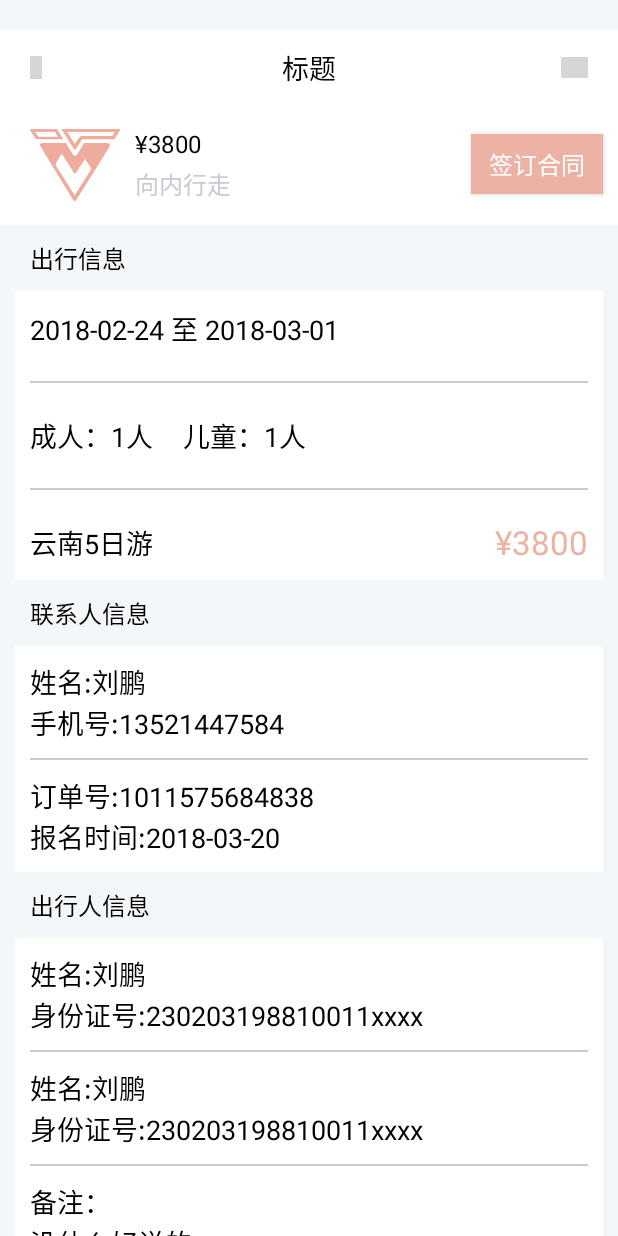
After one commit to YaPengLi/AuToLayout, an Android app: the layout activity_order_pay.xml on its own in the app's theme, with its tools: preview values and no code run, on a phone screen of 412 x 824 dp. The commit adds this screen. Run offline under Robolectric (Android 15) with nearby library versions, the phone set to English and light mode, and no system bars; grey boxes are pictures that could not be loaded.

Commit message:
chensl:订单支付页面；

```diff
--- a/app/src/main/AndroidManifest.xml
+++ b/app/src/main/AndroidManifest.xml
@@ -52,6 +52,7 @@
         <activity android:name=".ui.activity.IssueOneStepActivity"/>
         <activity android:name=".ui.activity.TabOrderActivity"/>
         <activity android:name=".ui.fragment.PublishedOrderFragment"/>
+        <activity android:name=".ui.activity.OrderPayActivity"/>
     </application>
 
 </manifest>
--- a/app/src/main/java/com/silent/fiveghost/tourist/bean/PersonBean.java
+++ b/app/src/main/java/com/silent/fiveghost/tourist/bean/PersonBean.java
@@ -10,12 +10,12 @@ public class PersonBean implements Serializable{
     private int type;
     private String username;
     private String birthday;
-    private int number;
+    private String number;
     private String remarks;
     public PersonBean() {
     }
 
-    public PersonBean(int type, String username, String birthday, int number, String remarks) {
+    public PersonBean(int type, String username, String birthday, String number, String remarks) {
         this.type = type;
         this.username = username;
         this.birthday = birthday;
@@ -47,11 +47,11 @@ public class PersonBean implements Serializable{
         this.birthday = birthday;
     }
 
-    public int getNumber() {
+    public String getNumber() {
         return number;
     }
 
-    public void setNumber(int number) {
+    public void setNumber(String number) {
         this.number = number;
     }
 
--- a/app/src/main/java/com/silent/fiveghost/tourist/ui/activity/OrderContentActivity.java
+++ b/app/src/main/java/com/silent/fiveghost/tourist/ui/activity/OrderContentActivity.java
@@ -42,18 +42,18 @@ public class OrderContentActivity extends BaseActivity implements View.OnClickLi
 	//    private RelativeLayout rl_top_order_content;
 	/**
 	 * 主图
-     * */
+	 */
 	private ImageView rl_show_big_banner;
 	/**
 	 * 次图
-     * */
+	 */
 	private ImageView iv_one_order_content;
 	private ImageView iv_two_order_content;
 	private ImageView iv_three_order_content;
 	private ImageView iv_four_order_content;
 	/**
 	 * 路线名称
-     * */
+	 */
 	private TextView tv_title;
 	//地址icon
 	private ImageView image_icon;
@@ -113,10 +113,6 @@ public class OrderContentActivity extends BaseActivity implements View.OnClickLi
 	}
 
 
-
-
-
-
 	private void initView() {
 //        rl_top_order_content = (RelativeLayout) findViewById(R.id.rl_top_order_content);
 		rl_show_big_banner = (ImageView) findViewById(R.id.rl_show_big_banner);
@@ -145,7 +141,7 @@ public class OrderContentActivity extends BaseActivity implements View.OnClickLi
 		tv_money = (TextView) findViewById(R.id.tv_money);
 		submit_orders_order = (Button) findViewById(R.id.submit_orders_order);
 //        bt_birthday.setOnClickListener(this);
-//        submit_orders_order.setOnClickListener(this);
+        submit_orders_order.setOnClickListener(this);
 		mLeftIcon = (ImageView) findViewById(R.id.mLeftIcon);
 		mLeftIcon.setOnClickListener(this);
 		mTitle = (TextView) findViewById(R.id.mTitle);
@@ -252,11 +248,13 @@ public class OrderContentActivity extends BaseActivity implements View.OnClickLi
 				break;
 		}
 	}
-    private void addContact(){
+
+	private void addContact() {
 		View inflate = LayoutInflater.from(this).inflate(R.layout.layout_contact, null);
 		LinearLayout.LayoutParams params = new LinearLayout.LayoutParams(LinearLayout.LayoutParams.MATCH_PARENT, LinearLayout.LayoutParams.WRAP_CONTENT);
-        mContactsLayout.addView(inflate,params);
+		mContactsLayout.addView(inflate, params);
 	}
+
 	private void submit() {
 		// validate
 		String name = et_name.getText().toString().trim();
@@ -270,7 +268,7 @@ public class OrderContentActivity extends BaseActivity implements View.OnClickLi
 			Toast.makeText(this, "请输入您的电话", Toast.LENGTH_SHORT).show();
 			return;
 		}
-        Intent intent = new Intent();
+		Intent intent = new Intent(OrderContentActivity.this, OrderPayActivity.class);
 		String money = tv_money.getText().toString();
 		String starttime = bt_starttime.getText().toString();
 		String endtimes = endtime.getText().toString();
@@ -286,29 +284,30 @@ public class OrderContentActivity extends BaseActivity implements View.OnClickLi
 		intent.putExtra("contact", (Serializable) getPerson());
 		startActivity(intent);
 	}
-    public List<PersonBean> getPerson(){
+
+	public List<PersonBean> getPerson() {
 		int childCount = mContactsLayout.getChildCount();
 		List<PersonBean> mList = new ArrayList<>();
-        for (int i = 0 ; i< childCount;i++){
+		for (int i = 0; i < childCount; i++) {
 			View childAt = mContactsLayout.getChildAt(i);
 			SegmentedGroup group = childAt.findViewById(R.id.mSegmentedGroup);
-            EditText mName =  childAt.findViewById(R.id.mName);
-            EditText mBirthday =  childAt.findViewById(R.id.mBirthday);
-            EditText mID =  childAt.findViewById(R.id.mID);
-            EditText mPhone =  childAt.findViewById(R.id.mPhone);
-            EditText mRemarks =  childAt.findViewById(R.id.mRemarks);
-            if(null==mName||mName.equals("")||null==mBirthday||mBirthday.equals("")||null==mID||mID.equals("")){
+			EditText mName = childAt.findViewById(R.id.mName);
+			EditText mBirthday = childAt.findViewById(R.id.mBirthday);
+			EditText mID = childAt.findViewById(R.id.mID);
+			EditText mPhone = childAt.findViewById(R.id.mPhone);
+			EditText mRemarks = childAt.findViewById(R.id.mRemarks);
+			if (null == mName || mName.equals("") || null == mBirthday || mBirthday.equals("") || null == mID || mID.equals("")) {
 				continue;
 			}
 			int checkedRadioButtonId = group.getCheckedRadioButtonId();
 			int type = 1;
-            if (checkedRadioButtonId==R.id.radioButtonOne){
+			if (checkedRadioButtonId == R.id.radioButtonOne) {
 				type = 1;
-            }else{
+			} else {
 				type = 2;
 			}
-            PersonBean bean = new PersonBean(type,mName.getText().toString(),mBirthday.getText().toString()
-                    ,Integer.valueOf(mID.getText().toString()),mRemarks.getText().toString());
+			PersonBean bean = new PersonBean(type, mName.getText().toString(), mBirthday.getText().toString()
+					, mID.getText().toString(), mRemarks.getText().toString());
 			mList.add(bean);
 		}
 		return mList;
--- /dev/null
+++ b/app/src/main/java/com/silent/fiveghost/tourist/ui/activity/OrderPayActivity.java
@@ -0,0 +1,115 @@
+package com.silent.fiveghost.tourist.ui.activity;
+
+import android.os.Bundle;
+import android.util.Log;
+import android.view.View;
+import android.widget.Button;
+import android.widget.ImageView;
+import android.widget.TextView;
+
+import com.silent.fiveghost.tourist.R;
+import com.silent.fiveghost.tourist.bean.PersonBean;
+import com.silent.fiveghost.tourist.ui.BaseActivity;
+
+import java.util.List;
+
+import butterknife.BindView;
+import butterknife.ButterKnife;
+
+/**
+ * @author FunChen
+ * @ClassName: ${TYPE_NAME}
+ * @Description: ${TODO}(订单支付)
+ * @date 2018/3/20 02:16
+ * <p>
+ * ${TAGS}
+ */
+public class OrderPayActivity extends BaseActivity {
+
+	@BindView(R.id.iv_back_all)
+	ImageView ivBackAll;
+	@BindView(R.id.tv_title_all)
+	TextView tvTitleAll;
+	@BindView(R.id.iv_message_all)
+	ImageView ivMessageAll;
+	@BindView(R.id.img_order_pay_img)
+	ImageView imgOrderPayImg;
+	@BindView(R.id.tv_order_pay_price)
+	TextView tvOrderPayPrice;
+	@BindView(R.id.tv_order_pay_man_count)
+	TextView tvOrderPayManCount;
+	@BindView(R.id.tv_order_pay_child_count)
+	TextView tvOrderPayChildCount;
+	@BindView(R.id.tv_order_pay_info)
+	TextView tvOrderPayInfo;
+	@BindView(R.id.tv_order_pay_info_price)
+	TextView tvOrderPayInfoPrice;
+	@BindView(R.id.tv_order_pay_info_contact_name)
+	TextView tvOrderPayInfoContactName;
+	@BindView(R.id.tv_order_pay_info_contact_phone)
+	TextView tvOrderPayInfoContactPhone;
+	@BindView(R.id.tv_order_pay_info_contact_num)
+	TextView tvOrderPayInfoContactNum;
+	@BindView(R.id.tv_order_pay_info_contact_time)
+	TextView tvOrderPayInfoContactTime;
+	@BindView(R.id.tv_order_pay_info_trip_name)
+	TextView tvOrderPayInfoTripName;
+	@BindView(R.id.tv_order_pay_info_trip_card_id)
+	TextView tvOrderPayInfoTripCardId;
+	@BindView(R.id.tv_order_pay_info_trip_name2)
+	TextView tvOrderPayInfoTripName2;
+	@BindView(R.id.tv_order_pay_info_trip_card_id2)
+	TextView tvOrderPayInfoTripCardId2;
+	@BindView(R.id.tv_order_pay_info_trip_remark)
+	TextView tvOrderPayInfoTripRemark;
+	@BindView(R.id.btn_order_pay_submit)
+	Button btnOrderPaySubmit;
+	@BindView(R.id.tv_order_pay_trip_time)
+	TextView tvOrderPayTripTime;
+
+	private String money;
+	private String starttime;
+	private String endtimes;
+	private String title;
+	private String childnumber;
+	private String adultnumber;
+	private List<PersonBean> mlist;
+
+	@Override
+	protected void onCreate(Bundle savedInstanceState) {
+		super.onCreate(savedInstanceState);
+		setContentView(R.layout.activity_order_pay);
+		ButterKnife.bind(this);
+
+		initData();
+		initView();
+
+	}
+
+	private void initView() {
+		tvTitleAll.setText("订单支付");
+		ivMessageAll.setVisibility(View.GONE);
+
+		tvOrderPayPrice.setText(money);
+		tvOrderPayInfoPrice.setText(money);
+		btnOrderPaySubmit.setText("确认支付:" + money);
+		tvOrderPayTripTime.setText(starttime + " 至 " + endtimes);
+		tvOrderPayInfo.setText(title);
+		tvOrderPayManCount.setText("成人:" + adultnumber);
+		tvOrderPayChildCount.setText("儿童:" + childnumber);
+//		Log.e("---", "===" + mlist.size());
+
+	}
+
+	private void initData() {
+		money = getIntent().getStringExtra("money");
+		starttime = getIntent().getStringExtra("starttime");
+		endtimes = getIntent().getStringExtra("endtime");
+		title = getIntent().getStringExtra("title");
+		childnumber = getIntent().getStringExtra("childnumber");
+		adultnumber = getIntent().getStringExtra("adultnumber");
+		mlist = (List<PersonBean>) getIntent().getParcelableExtra("contact");
+
+
+	}
+}
--- a/app/src/main/java/com/silent/fiveghost/tourist/ui/fragment/RecommendFragment.java
+++ b/app/src/main/java/com/silent/fiveghost/tourist/ui/fragment/RecommendFragment.java
@@ -147,7 +147,7 @@ public class RecommendFragment extends BaseFragment implements View.OnClickListe
 				Log.e("HomeActivity", s);
 			}
 		});
-		presenter.DoGet(UrlUtils.ONE_STEP_URL + mToken);
+		presenter.DoGet(UrlUtils.HOME_URL + mToken);
 	}
 
 	//请求成功后数据渲染
--- /dev/null
+++ b/app/src/main/res/layout/activity_order_pay.xml
@@ -0,0 +1,317 @@
+<?xml version="1.0" encoding="utf-8"?>
+<LinearLayout
+    xmlns:android="http://schemas.android.com/apk/res/android"
+    android:layout_width="match_parent"
+    android:layout_height="match_parent"
+    android:background="@color/color_dark_white"
+    android:orientation="vertical">
+
+    <include layout="@layout/title_all"/>
+
+    <com.silent.fiveghost.tourist.view.MyNestedScrollView
+        android:layout_width="match_parent"
+        android:layout_height="match_parent">
+
+        <LinearLayout
+            android:layout_width="match_parent"
+            android:layout_height="wrap_content"
+            android:orientation="vertical">
+
+            <RelativeLayout
+                android:layout_width="match_parent"
+                android:layout_height="80dp"
+                android:background="@color/color_light_white">
+
+                <ImageView
+                    android:id="@+id/img_order_pay_img"
+                    android:layout_width="60dp"
+                    android:layout_height="48dp"
+                    android:layout_centerVertical="true"
+                    android:layout_marginLeft="20dp"
+                    android:background="@mipmap/login_logo"
+                    />
+
+                <RelativeLayout
+                    android:layout_width="match_parent"
+                    android:layout_height="50dp"
+                    android:layout_centerVertical="true"
+                    android:layout_marginLeft="10dp"
+                    android:layout_toRightOf="@+id/img_order_pay_img">
+
+
+                    <TextView
+                        android:id="@+id/tv_order_pay_price"
+                        android:layout_width="wrap_content"
+                        android:layout_height="wrap_content"
+                        android:text="¥3800"
+                        android:textColor="@color/color_text_dark"
+                        android:textSize="16sp"
+                        />
+
+                    <TextView
+                        android:layout_width="wrap_content"
+                        android:layout_height="wrap_content"
+                        android:layout_alignParentBottom="true"
+                        android:text="向内行走"
+                        android:textColor="@color/color_text_default"
+                        android:textSize="16sp"
+                        />
+
+                    <Button
+                        android:layout_width="wrap_content"
+                        android:layout_height="40dp"
+                        android:layout_alignParentRight="true"
+                        android:layout_centerVertical="true"
+                        android:layout_marginRight="10dp"
+                        android:background="@color/color_button_bg"
+                        android:text="签订合同"
+                        android:textColor="@color/color_light_white"
+                        android:textSize="16sp"/>
+                </RelativeLayout>
+            </RelativeLayout>
+
+            <LinearLayout
+                android:layout_width="match_parent"
+                android:layout_height="match_parent"
+                android:layout_marginLeft="10dp"
+                android:layout_marginRight="10dp"
+                android:layout_marginTop="10dp"
+                android:orientation="vertical">
+
+                <TextView
+                    android:layout_width="match_parent"
+                    android:layout_height="wrap_content"
+                    android:layout_marginLeft="10dp"
+                    android:text="出行信息"
+                    android:textColor="@color/color_text_dark"
+                    android:textSize="16sp"/>
+
+                <LinearLayout
+                    android:layout_width="match_parent"
+                    android:layout_height="wrap_content"
+                    android:layout_marginTop="10dp"
+                    android:background="@color/color_light_white"
+                    android:orientation="vertical"
+                    android:paddingLeft="10dp"
+                    android:paddingRight="10dp"
+                    >
+
+                    <TextView
+                        android:id="@+id/tv_order_pay_trip_time"
+                        android:layout_width="match_parent"
+                        android:layout_height="50dp"
+                        android:gravity="center_vertical"
+                        android:text="2018-02-24 至 2018-03-01"
+                        android:textColor="@color/color_text_dark"
+                        android:textSize="18sp"
+                        />
+
+                    <include layout="@layout/cut_off_line_gray"/>
+
+                    <RelativeLayout
+                        android:layout_width="match_parent"
+                        android:layout_height="50dp"
+                        android:gravity="center_vertical">
+
+                        <TextView
+                            android:id="@+id/tv_order_pay_man_count"
+                            android:layout_width="wrap_content"
+                            android:layout_height="wrap_content"
+                            android:text="成人：1人"
+                            android:textColor="@color/color_text_dark"
+                            android:textSize="18sp"/>
+
+                        <TextView
+                            android:id="@+id/tv_order_pay_child_count"
+                            android:layout_width="wrap_content"
+                            android:layout_height="wrap_content"
+                            android:layout_marginLeft="20dp"
+                            android:layout_toRightOf="@id/tv_order_pay_man_count"
+                            android:text="儿童：1人"
+                            android:textColor="@color/color_text_dark"
+                            android:textSize="18sp"/>
+
+                    </RelativeLayout>
+
+                    <include layout="@layout/cut_off_line_gray"/>
+
+                    <RelativeLayout
+                        android:layout_width="match_parent"
+                        android:layout_height="50dp">
+
+                        <TextView
+                            android:id="@+id/tv_order_pay_info"
+                            android:layout_width="wrap_content"
+                            android:layout_height="50dp"
+                            android:gravity="center_vertical"
+                            android:text="云南5日游"
+                            android:textColor="@color/color_text_dark"
+                            android:textSize="18sp"/>
+
+                        <TextView
+                            android:id="@+id/tv_order_pay_info_price"
+                            android:layout_width="wrap_content"
+                            android:layout_height="50dp"
+                            android:layout_alignParentEnd="true"
+                            android:layout_alignParentRight="true"
+                            android:layout_alignParentTop="true"
+                            android:gravity="center_vertical"
+                            android:text="¥3800"
+                            android:textColor="@color/color_button_bg"
+                            android:textSize="22sp"/>
+                    </RelativeLayout>
+                </LinearLayout>
+
+                <TextView
+                    android:layout_width="match_parent"
+                    android:layout_height="wrap_content"
+                    android:layout_marginLeft="10dp"
+                    android:layout_marginTop="10dp"
+                    android:text="联系人信息"
+                    android:textColor="@color/color_text_dark"
+                    android:textSize="16sp"/>
+
+                <LinearLayout
+                    android:layout_width="match_parent"
+                    android:layout_height="wrap_content"
+                    android:layout_marginTop="10dp"
+                    android:background="@color/color_light_white"
+                    android:orientation="vertical"
+                    android:padding="10dp">
+
+                    <TextView
+                        android:id="@+id/tv_order_pay_info_contact_name"
+                        android:layout_width="match_parent"
+                        android:layout_height="wrap_content"
+                        android:gravity="center_vertical"
+                        android:text="姓名:刘鹏"
+                        android:textColor="@color/color_text_dark"
+                        android:textSize="18sp"
+                        />
+
+                    <TextView
+                        android:id="@+id/tv_order_pay_info_contact_phone"
+                        android:layout_width="match_parent"
+                        android:layout_height="wrap_content"
+                        android:gravity="center_vertical"
+                        android:text="手机号:13521447584"
+                        android:textColor="@color/color_text_dark"
+                        android:textSize="18sp"
+                        />
+
+                    <include layout="@layout/cut_off_line_gray"/>
+
+                    <TextView
+                        android:id="@+id/tv_order_pay_info_contact_num"
+                        android:layout_width="match_parent"
+                        android:layout_height="wrap_content"
+                        android:gravity="center_vertical"
+                        android:text="订单号:1011575684838"
+                        android:textColor="@color/color_text_dark"
+                        android:textSize="18sp"/>
+
+                    <TextView
+                        android:id="@+id/tv_order_pay_info_contact_time"
+                        android:layout_width="match_parent"
+                        android:layout_height="wrap_content"
+                        android:gravity="center_vertical"
+                        android:text="报名时间:2018-03-20"
+                        android:textColor="@color/color_text_dark"
+                        android:textSize="18sp"/>
+
+                </LinearLayout>
+
+                <TextView
+                    android:layout_width="match_parent"
+                    android:layout_height="wrap_content"
+                    android:layout_marginLeft="10dp"
+                    android:layout_marginTop="10dp"
+                    android:text="出行人信息"
+                    android:textColor="@color/color_text_dark"
+                    android:textSize="16sp"/>
+
+                <LinearLayout
+                    android:layout_width="match_parent"
+                    android:layout_height="wrap_content"
+                    android:layout_marginTop="10dp"
+                    android:background="@color/color_light_white"
+                    android:orientation="vertical"
+                    android:padding="10dp">
+
+                    <TextView
+                        android:id="@+id/tv_order_pay_info_trip_name"
+                        android:layout_width="match_parent"
+                        android:layout_height="wrap_content"
+                        android:gravity="center_vertical"
+                        android:text="姓名:刘鹏"
+                        android:textColor="@color/color_text_dark"
+                        android:textSize="18sp"
+                        />
+
+                    <TextView
+                        android:id="@+id/tv_order_pay_info_trip_card_id"
+                        android:layout_width="match_parent"
+                        android:layout_height="wrap_content"
+                        android:gravity="center_vertical"
+                        android:text="身份证号:230203198810011xxxx"
+                        android:textColor="@color/color_text_dark"
+                        android:textSize="18sp"
+                        />
+
+                    <include layout="@layout/cut_off_line_gray"/>
+
+                    <TextView
+                        android:id="@+id/tv_order_pay_info_trip_name2"
+                        android:layout_width="match_parent"
+                        android:layout_height="wrap_content"
+                        android:gravity="center_vertical"
+                        android:text="姓名:刘鹏"
+                        android:textColor="@color/color_text_dark"
+                        android:textSize="18sp"
+                        />
+
+                    <TextView
+                        android:id="@+id/tv_order_pay_info_trip_card_id2"
+                        android:layout_width="match_parent"
+                        android:layout_height="wrap_content"
+                        android:gravity="center_vertical"
+                        android:text="身份证号:230203198810011xxxx"
+                        android:textColor="@color/color_text_dark"
+                        android:textSize="18sp"
+                        />
+
+                    <include layout="@layout/cut_off_line_gray"/>
+
+                    <TextView
+                        android:layout_width="match_parent"
+                        android:layout_height="wrap_content"
+                        android:gravity="center_vertical"
+                        android:text="备注："
+                        android:textColor="@color/color_text_dark"
+                        android:textSize="18sp"/>
+
+                    <TextView
+                        android:id="@+id/tv_order_pay_info_trip_remark"
+                        android:layout_width="match_parent"
+                        android:layout_height="wrap_content"
+                        android:gravity="center_vertical"
+                        android:text="没什么好说的"
+                        android:textColor="@color/color_text_dark"
+                        android:textSize="18sp"/>
+
+                </LinearLayout>
+            </LinearLayout>
+
+            <Button
+                android:id="@+id/btn_order_pay_submit"
+                android:layout_width="match_parent"
+                android:layout_height="50dp"
+                android:layout_marginTop="240dp"
+                android:background="@color/color_button_bg"
+                android:text="确认支付¥3800"
+                android:textColor="@color/color_light_white"
+                android:textSize="18sp"
+                />
+        </LinearLayout>
+    </com.silent.fiveghost.tourist.view.MyNestedScrollView>
+</LinearLayout>
--- a/app/src/main/res/layout/cut_off_line_gray.xml
+++ b/app/src/main/res/layout/cut_off_line_gray.xml
@@ -8,5 +8,6 @@
         android:layout_width="match_parent"
         android:layout_height="1dp"
         android:layout_marginTop="10dp"
+        android:layout_marginBottom="10dp"
         android:background="@color/color_text_default"/>
 </RelativeLayout>
```
Lines whose indentation alone changed are shown as unchanged.
